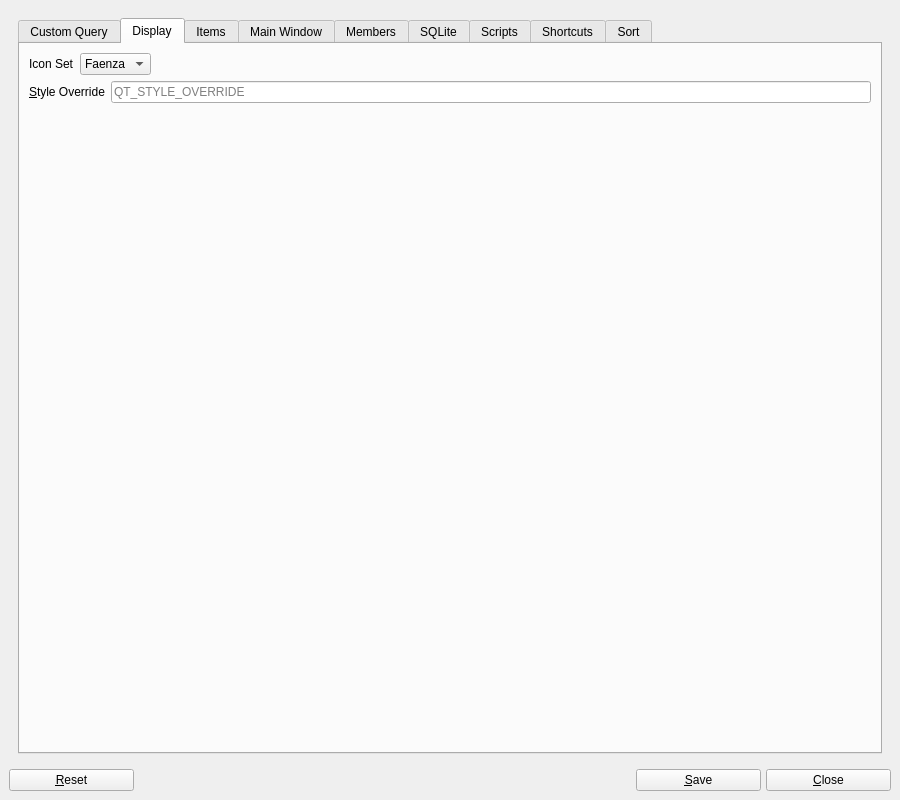
Before: the Qt Designer form UI/biblioteq_otheroptions.ui in textbrowser/biblioteq, drawn with Qt 5.
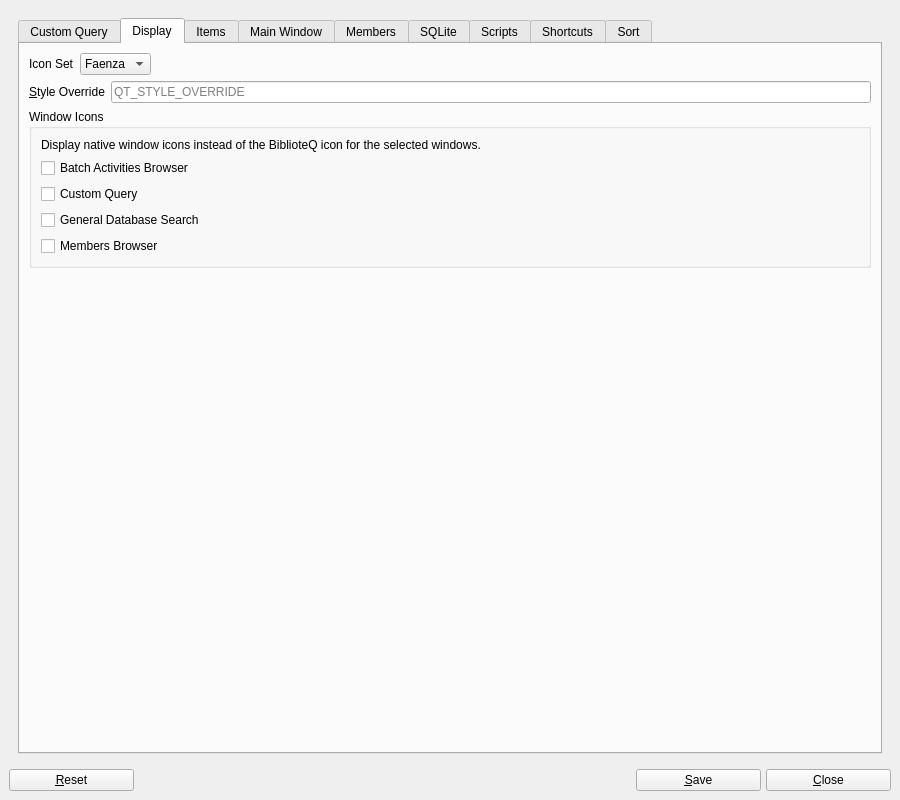
After: the same form once the commit is applied. The open tabs and pages were chosen to show the change. Icons and pictures are not drawn. Custom widgets are drawn as their Qt base class.

The edit to the form file:
```diff
--- a/UI/biblioteq_otheroptions.ui
+++ b/UI/biblioteq_otheroptions.ui
@@ -32,8 +32,8 @@
         <rect>
          <x>0</x>
          <y>0</y>
-         <width>867</width>
-         <height>753</height>
+         <width>888</width>
+         <height>746</height>
         </rect>
        </property>
        <layout class="QVBoxLayout" name="verticalLayout_2">
@@ -207,6 +207,50 @@
               </item>
              </layout>
             </item>
+            <item>
+             <widget class="QGroupBox" name="groupBox_9">
+              <property name="title">
+               <string>Window Icons</string>
+              </property>
+              <layout class="QVBoxLayout" name="verticalLayout_20">
+               <item>
+                <widget class="QLabel" name="label_26">
+                 <property name="text">
+                  <string>Display native window icons instead of the BiblioteQ icon for the selected windows.</string>
+                 </property>
+                </widget>
+               </item>
+               <item>
+                <widget class="QCheckBox" name="batch_activities_icon">
+                 <property name="text">
+                  <string>Batch Activities Browser</string>
+                 </property>
+                </widget>
+               </item>
+               <item>
+                <widget class="QCheckBox" name="custom_query_icon">
+                 <property name="text">
+                  <string>Custom Query</string>
+                 </property>
+                </widget>
+               </item>
+               <item>
+                <widget class="QCheckBox" name="general_database_search_icon">
+                 <property name="text">
+                  <string>General Database Search</string>
+                 </property>
+                </widget>
+               </item>
+               <item>
+                <widget class="QCheckBox" name="members_browser_icon">
+                 <property name="text">
+                  <string>Members Browser</string>
+                 </property>
+                </widget>
+               </item>
+              </layout>
+             </widget>
+            </item>
             <item>
              <spacer name="verticalSpacer">
               <property name="orientation">
```
Left out of the diff: 97 changed lines with no effect on the pictures.
